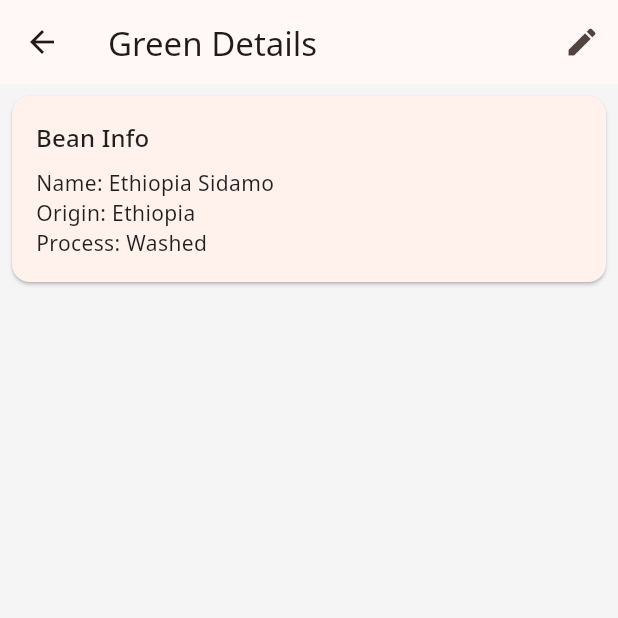
After one commit to popcoondev/roast_logger, a Flutter app: the screen it shows after launch, after a tap on "Ethiopia Sidamo", on a phone screen of 412 x 824 dp, the top half of it. The commit adds this screen. Run offline on Flutter 3.47's test engine with Material 3 defaults, Android fonts, the light colour scheme and no system bars; our stand-ins replace fl_chart, font_awesome_flutter, google_fonts.

Commit message:
Add GreenScreen

```diff
--- /dev/null
+++ b/lib/screens/green_detail_screen.dart
@@ -0,0 +1,78 @@
+import 'package:flutter/material.dart';
+import 'package:roast_logger/models/bean_info.dart';
+import '../dialogs/bean_info_dialog.dart';
+import '../widgets/bean_info_widget.dart';
+import '../widgets/components_container.dart';
+
+class GreenDetailScreen extends StatefulWidget {
+  BeanInfo beanInfo;
+
+  GreenDetailScreen({required this.beanInfo});
+
+  @override
+  _GreenDetailScreenState createState() => _GreenDetailScreenState();
+}
+
+class _GreenDetailScreenState extends State<GreenDetailScreen> {
+  bool _isEdited = false;
+
+  @override
+  void initState() {
+    super.initState();
+  }
+
+  void _editBeanInfo() async {
+    final updatedBeanInfo = await showDialog<BeanInfo>(
+      context: context,
+      builder: (context) {
+        return BeanInfoDialog(
+          beanInfo: widget.beanInfo,
+          onSave: (BeanInfo newBeanInfo) {
+            setState(() {
+              widget.beanInfo = newBeanInfo;
+              _isEdited = true; // 編集フラグを立てる
+            });
+          },
+        );
+      },
+    );
+
+    if (updatedBeanInfo != null) {
+      setState(() {
+        widget.beanInfo = updatedBeanInfo;
+      });
+    }
+  }
+
+  @override
+  Widget build(BuildContext context) {
+    return WillPopScope(
+      onWillPop: () async {
+        Navigator.pop(context, _isEdited ? widget.beanInfo : null);
+        return false; // デフォルトの戻る動作をキャンセル
+      },
+      child: Scaffold(
+        appBar: AppBar(
+          title: const Text('Green Details'),
+          actions: [
+            IconButton(
+              icon: const Icon(Icons.edit),
+              onPressed: _editBeanInfo,
+            ),
+          ],
+        ),
+        body: SingleChildScrollView(
+          child: Column(
+            children: [
+              ComponentsContainer(
+                labelTitle: 'Bean Info',
+                child: BeanInfoWidget(beanInfo: widget.beanInfo),
+              ),
+            ],
+          ),
+        ),
+      ),
+    );
+  }
+
+}
--- /dev/null
+++ b/lib/screens/green_list_screen.dart
@@ -0,0 +1,157 @@
+import 'package:flutter/material.dart';
+import 'package:roast_logger/dialogs/bean_info_dialog.dart';
+import '../models/bean_info.dart';
+import '../widgets/green_list_item.dart';
+import 'green_detail_screen.dart';
+import 'roast_logger_screen.dart'; // RoastLogger画面をインポート
+
+class GreenListScreen extends StatefulWidget {
+  const GreenListScreen({Key? key}) : super(key: key);
+
+  @override
+  State<GreenListScreen> createState() => _GreenListScreenState();
+}
+
+class _GreenListScreenState extends State<GreenListScreen> {
+  List<BeanInfo> _beanInfos = []; // ローストログのリスト
+
+  // ソートオプション
+  String _sortOption = 'Date';
+
+  @override
+  void initState() {
+    super.initState();
+    // Greenのロードまたはサンプルデータの初期化
+    _loadBeanInfos();
+
+  }
+
+  void _loadBeanInfos() {
+    // サンプルデータを使用
+    setState(() {
+      _beanInfos = [
+        // サンプルのローストログ
+        BeanInfo(
+            name: 'Ethiopia Sidamo',
+            origin: 'Ethiopia',
+            process: 'Washed',
+          ),
+        BeanInfo(
+            name: 'Ethiopia Yirgacheffe',
+            origin: 'Ethiopia',
+            process: 'Natural',
+          ),
+        BeanInfo(
+            name: 'Guatemala Antigua',
+            origin: 'Guatemala',
+            process: 'Washed',
+          ),
+      ];
+    });
+    _sortBeanInfo(); // ロード後にソート
+  }
+
+  void _sortBeanInfo() {
+    setState(() {
+      if (_sortOption == 'Name') {
+        _beanInfos.sort((a, b) => a.name.compareTo(b.name));
+      } else if (_sortOption == 'Origin') {
+        _beanInfos.sort((a, b) => a.origin.compareTo(b.origin));
+      } else if (_sortOption == 'Process') {
+        _beanInfos.sort((a, b) => a.process.compareTo(b.process));
+      }
+    });
+  }
+
+  void _onSortOptionSelected(String? value) {
+    if (value != null) {
+      setState(() {
+        _sortOption = value;
+        _sortBeanInfo();
+      });
+    }
+  }
+
+  // 新しい生豆データの作成 showDialogでBeanInfoFormを表示
+  void addBeanInfo() {
+    BeanInfo beanInfo = BeanInfo(name: '', origin: '', process: '');
+    showDialog(
+      context: context,
+      builder: (context) {
+        return BeanInfoDialog(beanInfo: beanInfo,
+          onSave: (newBeanInfo) {
+            setState(() {
+              _beanInfos.add(newBeanInfo);
+              _sortBeanInfo();
+            });
+          });
+      },
+    );
+  }
+
+  // 生豆データの詳細表示（GreenDetailScreenへの遷移）
+  // void _navigateToRoastDetail(RoastLog roastLog) {
+  //   Navigator.push(
+  //     context,
+  //     MaterialPageRoute(builder: (context) => RoastDetailScreen(roastLog: roastLog)),
+  //   );
+  // }
+
+  @override
+  Widget build(BuildContext context) {
+    return Scaffold(
+      appBar: AppBar(
+        title: const Text('Green Beans'),
+        actions: [
+          // ソートオプション
+          PopupMenuButton<String>(
+            onSelected: _onSortOptionSelected,
+            itemBuilder: (context) => [
+              const PopupMenuItem(
+                value: 'Name',
+                child: Text('Name'),
+              ),
+              const PopupMenuItem(
+                value: 'Origin',
+                child: Text('Origin'),
+              ),
+              const PopupMenuItem(
+                value: 'Process',
+                child: Text('Process'),
+              ),
+            ],
+          ),
+        ],
+      ),
+      body: ListView.builder(
+        itemCount: _beanInfos.length,
+        itemBuilder: (context, index) {
+          return GreenListItem(
+            beanInfo: _beanInfos[index],
+            onTap: () async {
+              BeanInfo? result = await Navigator.push(
+                context,
+                MaterialPageRoute(
+                  builder: (context) => GreenDetailScreen(beanInfo: _beanInfos[index]),
+                ),
+              );
+
+              debugPrint('result: $result');
+              if (result != null) {
+                setState(() {
+                  debugPrint('Updating bean info');
+                  _beanInfos[index] = result;
+                  _sortBeanInfo(); // ソートを再適用する場合
+                });
+              }
+            },
+          );
+        },
+      ),
+      floatingActionButton: FloatingActionButton(
+        onPressed: addBeanInfo,
+        child: const Icon(Icons.add),
+      ),
+    );
+  }
+}
--- a/lib/screens/home_screen.dart
+++ b/lib/screens/home_screen.dart
@@ -2,13 +2,15 @@
 
 import 'package:flutter/material.dart';
 import 'roast_list_screen.dart';
+import 'green_list_screen.dart';
+
 // 他の管理ページができたらインポートします
 
 class HomeScreen extends StatelessWidget {
   const HomeScreen({Key? key}) : super(key: key);
 
   final List<Widget> _screens = const [
-    Center(child: Text('Green Management')), // Green管理ページのプレースホルダー
+    GreenListScreen(), // Green管理ページ
     RoastListScreen(), // Roast管理ページ
     Center(child: Text('Drink Management')), // Drink管理ページのプレースホルダー
   ];
--- a/lib/screens/roast_detail_screen.dart
+++ b/lib/screens/roast_detail_screen.dart
@@ -35,7 +35,9 @@ class _RoastDetailScreenState extends State<RoastDetailScreen> {
       context: context,
       builder: (context) {
         return RoastInfoDialog(roastInfo: widget.roastLog.roastInfo, onSave: (RoastInfo ) {
-          Navigator.pop(context, RoastInfo);
+          setState(() {
+            widget.roastLog.roastInfo = RoastInfo;
+          });
          },);
       },
     );
--- /dev/null
+++ b/lib/widgets/green_list_item.dart
@@ -0,0 +1,19 @@
+import 'package:flutter/material.dart';
+import 'package:roast_logger/models/bean_info.dart';
+
+class GreenListItem extends StatelessWidget {
+  final BeanInfo beanInfo;
+  final VoidCallback onTap;
+
+  const GreenListItem({Key? key, required this.beanInfo, required this.onTap}) : super(key: key);
+
+  @override
+  Widget build(BuildContext context) {
+    return ListTile(
+      title: Text(beanInfo.name),
+      subtitle: Text('${beanInfo.origin}'),
+      trailing: Text('${beanInfo.process}'),
+      onTap: onTap, // ここで onTap を設定
+    );
+  }
+}
```
Also changed, not shown: 3 other files.
